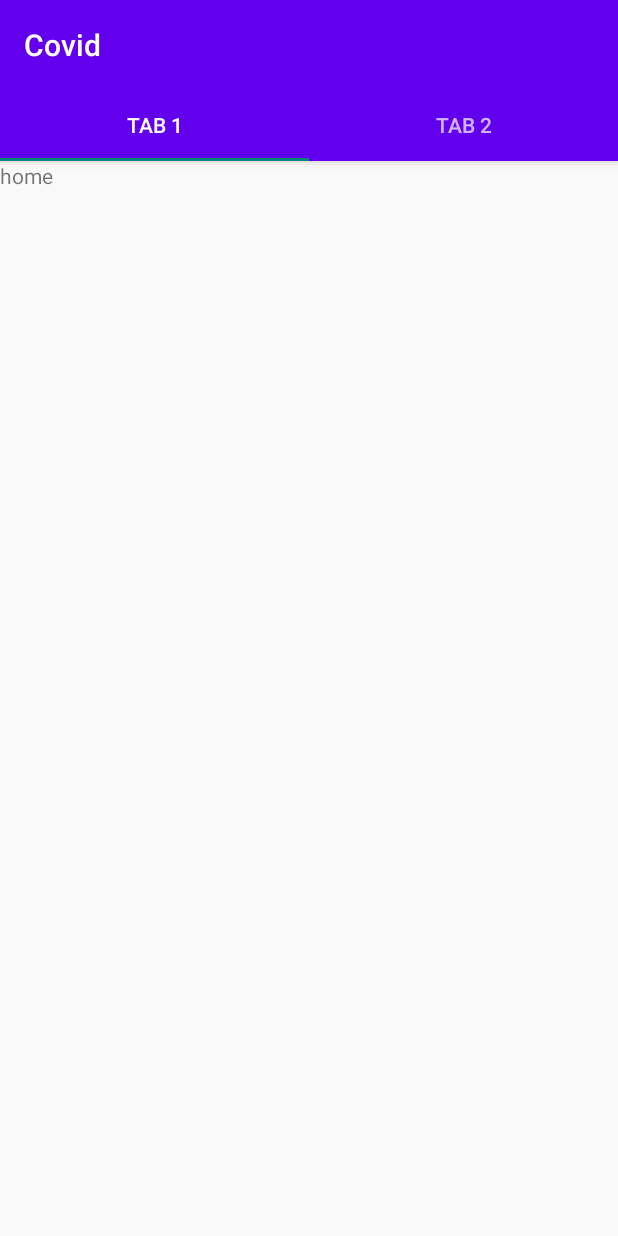
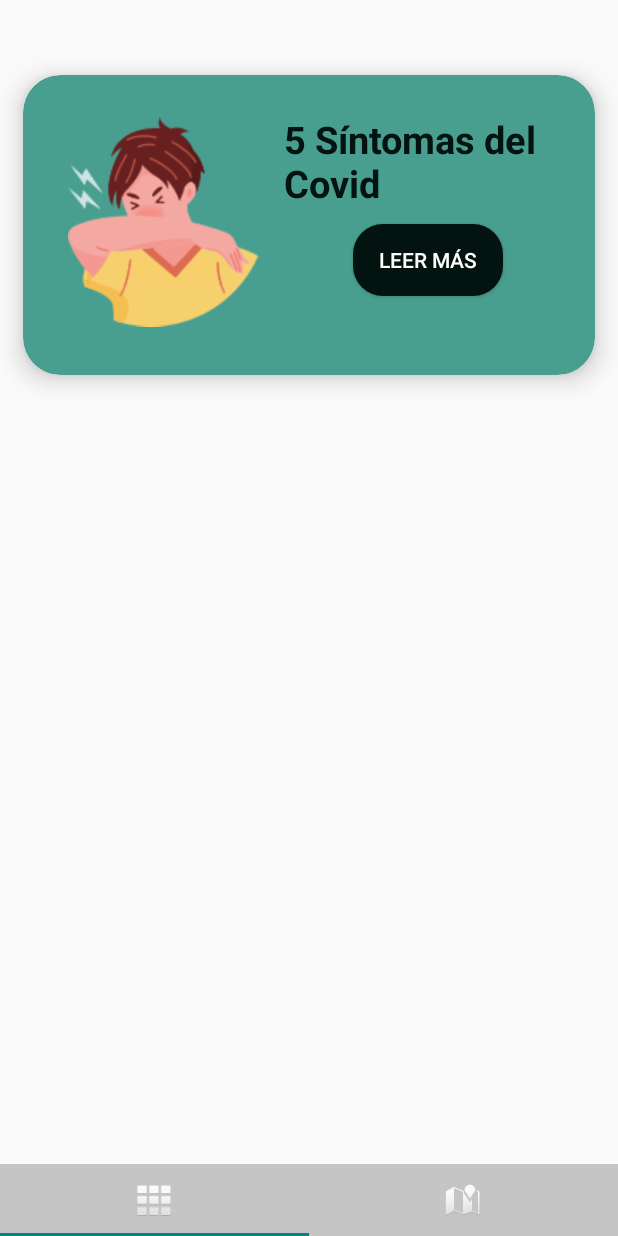
Before and after one commit to ReyesCampos/Android, an Android app: the Tabs screen opened directly, with no data from a screen before it, on a phone screen of 412 x 824 dp. Run offline under Robolectric (Android 15) with nearby library versions, the phone set to English and light mode, and no system bars.

Commit message:
Cards - Clase 26/04/2021

```diff
--- a/Covid/app/src/main/java/com/example/covid/Tabs.kt
+++ b/Covid/app/src/main/java/com/example/covid/Tabs.kt
@@ -11,6 +11,7 @@ import android.view.MenuItem
 import com.example.covid.ui.main.SectionsPagerAdapter
 
 class Tabs : AppCompatActivity() {
+    lateinit var tabs:TabLayout
 
     override fun onCreate(savedInstanceState: Bundle?) {
         super.onCreate(savedInstanceState)
@@ -18,8 +19,14 @@ class Tabs : AppCompatActivity() {
         val sectionsPagerAdapter = SectionsPagerAdapter(this, supportFragmentManager)
         val viewPager: ViewPager = findViewById(R.id.view_pager)
         viewPager.adapter = sectionsPagerAdapter
-        val tabs: TabLayout = findViewById(R.id.tabs)
+        tabs = findViewById(R.id.tabs)
         tabs.setupWithViewPager(viewPager)
+        cargarIconos()
+    }
 
+    fun cargarIconos (){
+        tabs.getTabAt(0)?.setIcon(android.R.drawable.ic_dialog_dialer)
+        tabs.getTabAt(1)?.setIcon(android.R.drawable.ic_dialog_map)
     }
+
 }
--- a/Covid/app/src/main/java/com/example/covid/ui/main/SectionsPagerAdapter.kt
+++ b/Covid/app/src/main/java/com/example/covid/ui/main/SectionsPagerAdapter.kt
@@ -30,7 +30,8 @@ class SectionsPagerAdapter(private val context: Context, fm: FragmentManager)
     }
 
     override fun getPageTitle(position: Int): CharSequence? {
-        return context.resources.getString(TAB_TITLES[position])
+        //return context.resources.getString(TAB_TITLES[position])
+        return ""
     }
 
     override fun getCount(): Int {
--- /dev/null
+++ b/Covid/app/src/main/res/drawable/boton_verde.xml
@@ -0,0 +1,5 @@
+<?xml version="1.0" encoding="utf-8"?>
+<shape xmlns:android="http://schemas.android.com/apk/res/android">
+    <solid android:color="@color/green_dark"/>
+    <corners android:radius="20dp"/>
+</shape>
--- a/Covid/app/src/main/res/layout/activity_tabs.xml
+++ b/Covid/app/src/main/res/layout/activity_tabs.xml
@@ -1,37 +1,23 @@
 <?xml version="1.0" encoding="utf-8"?>
-<androidx.coordinatorlayout.widget.CoordinatorLayout xmlns:android="http://schemas.android.com/apk/res/android"
+<LinearLayout xmlns:android="http://schemas.android.com/apk/res/android"
     xmlns:app="http://schemas.android.com/apk/res-auto"
     xmlns:tools="http://schemas.android.com/tools"
     android:layout_width="match_parent"
     android:layout_height="match_parent"
-    tools:context=".Tabs">
-
-    <com.google.android.material.appbar.AppBarLayout
-        android:layout_width="match_parent"
-        android:layout_height="wrap_content"
-        android:theme="@style/Theme.Covid.AppBarOverlay">
-
-        <TextView
-            android:id="@+id/title"
-            android:layout_width="wrap_content"
-            android:layout_height="wrap_content"
-            android:gravity="center"
-            android:minHeight="?actionBarSize"
-            android:padding="@dimen/appbar_padding"
-            android:text="@string/app_name"
-            android:textAppearance="@style/TextAppearance.Widget.AppCompat.Toolbar.Title" />
-
-        <com.google.android.material.tabs.TabLayout
-            android:id="@+id/tabs"
-            android:layout_width="match_parent"
-            android:layout_height="wrap_content"
-            android:background="?attr/colorPrimary" />
-    </com.google.android.material.appbar.AppBarLayout>
+    tools:context=".Tabs"
+    android:orientation="vertical">
 
     <androidx.viewpager.widget.ViewPager
         android:id="@+id/view_pager"
         android:layout_width="match_parent"
         android:layout_height="match_parent"
+        android:layout_weight="1"
         app:layout_behavior="@string/appbar_scrolling_view_behavior" />
 
-</androidx.coordinatorlayout.widget.CoordinatorLayout>
+    <com.google.android.material.tabs.TabLayout
+        android:id="@+id/tabs"
+        android:layout_width="match_parent"
+        android:layout_height="wrap_content"
+        android:background="@color/gray"/>
+
+</LinearLayout>
--- a/Covid/app/src/main/res/layout/fragment_home.xml
+++ b/Covid/app/src/main/res/layout/fragment_home.xml
@@ -3,12 +3,67 @@
     xmlns:tools="http://schemas.android.com/tools"
     android:layout_width="match_parent"
     android:layout_height="match_parent"
-    tools:context=".FragmentHome">
+    xmlns:card_view="http://schemas.android.com/apk/res-auto"
+    tools:context="ui.main.FragmentHome">
 
-    <!-- TODO: Update blank fragment layout -->
-    <TextView
+    <LinearLayout
         android:layout_width="match_parent"
         android:layout_height="match_parent"
-        android:text="home" />
+        android:orientation="vertical">
 
+        <androidx.cardview.widget.CardView
+            android:layout_width="match_parent"
+            android:layout_height="200dp"
+            android:layout_marginLeft="15dp"
+            android:layout_marginTop="50dp"
+            android:layout_marginRight="15dp"
+            card_view:cardCornerRadius="25dp"
+            card_view:cardElevation="10dp"
+            card_view:cardBackgroundColor="@color/green_bajo"
+            >
+
+            <LinearLayout
+                android:layout_width="match_parent"
+                android:layout_height="match_parent"
+                android:orientation="horizontal">
+
+                <ImageView
+                    android:id="@+id/imageView2"
+                    android:layout_width="wrap_content"
+                    android:layout_height="wrap_content"
+                    android:layout_marginLeft="30dp"
+                    android:layout_marginTop="20dp"
+                    android:layout_weight=".1"
+                    android:src="@drawable/sintoma" />
+
+                <LinearLayout
+                    android:layout_width="match_parent"
+                    android:layout_height="match_parent"
+                    android:layout_weight="1"
+                    android:orientation="vertical"
+                    android:padding="15dp">
+
+                    <TextView
+                        android:id="@+id/textView3"
+                        android:layout_width="match_parent"
+                        android:layout_height="wrap_content"
+                        android:layout_marginTop="10dp"
+                        android:text="@string/sintomas"
+                        android:textColor="@color/green_dark"
+                        android:textSize="25sp"
+                        android:textStyle="bold" />
+
+                    <Button
+                        android:id="@+id/button"
+                        android:layout_width="100dp"
+                        android:layout_height="wrap_content"
+                        android:layout_gravity="center"
+                        android:layout_marginTop="10dp"
+                        android:background="@drawable/boton_verde"
+                        android:text="@string/leer"
+                        android:textColor="@color/white" />
+                </LinearLayout>
+            </LinearLayout>
+        </androidx.cardview.widget.CardView>
+    </LinearLayout>
 </FrameLayout>
--- a/Covid/app/src/main/res/layout/fragment_stats.xml
+++ b/Covid/app/src/main/res/layout/fragment_stats.xml
@@ -3,7 +3,7 @@
     xmlns:tools="http://schemas.android.com/tools"
     android:layout_width="match_parent"
     android:layout_height="match_parent"
-    tools:context=".FragmentStats">
+    tools:context="ui.main.FragmentStats">
 
     <!-- TODO: Update blank fragment layout -->
     <TextView
--- a/Covid/app/src/main/res/values/colors.xml
+++ b/Covid/app/src/main/res/values/colors.xml
@@ -3,7 +3,7 @@
     <color name="green">#00332A</color>
     <color name="green_bajo">#499F8F</color>
     <color name="green_dark">#021310</color>
-
+    <color name="gray">#C5C5C5</color>
     <color name="purple_200">#FFBB86FC</color>
     <color name="purple_500">#FF6200EE</color>
     <color name="purple_700">#FF3700B3</color>
--- a/Covid/app/src/main/res/values/strings.xml
+++ b/Covid/app/src/main/res/values/strings.xml
@@ -4,6 +4,9 @@
     <string name="t2">Covid 19</string>
     <string name="aceptar">Aceptar</string>
     <string name="conciente">Aprende la conciencia</string>
+    <string name="sintomas">5 Síntomas del Covid</string>
+    <string name="leer">Leer Más</string>
+
     <string name="todo">TODO</string>
     <string name="title_activity_tabs">Tabs</string>
     <string name="tab_text_1">Tab 1</string>
```
